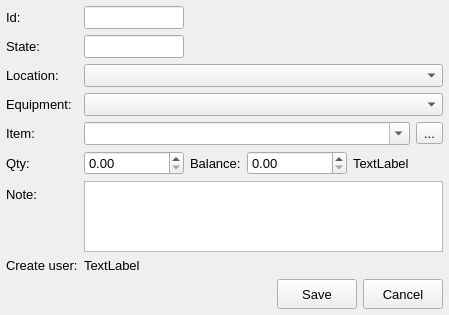
Qt form src/plugins/purchase/views/requesteditwidget.ui (awfeequdng/rubus) before a commit.
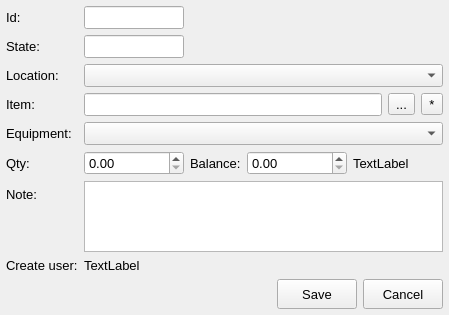
The same form after that commit. Custom widgets are drawn as their Qt base class.

```diff
--- a/src/plugins/purchase/views/requesteditwidget.ui
+++ b/src/plugins/purchase/views/requesteditwidget.ui
@@ -92,19 +92,6 @@
     <widget class="AdvComboBox" name="cmbLocation"/>
    </item>
    <item row="3" column="0">
-    <widget class="QLabel" name="label">
-     <property name="text">
-      <string>Equipment:</string>
-     </property>
-     <property name="buddy">
-      <cstring>cmbEquipment</cstring>
-     </property>
-    </widget>
-   </item>
-   <item row="3" column="1">
-    <widget class="TreeComboBox" name="cmbEquipment"/>
-   </item>
-   <item row="4" column="0">
     <widget class="QLabel" name="label_2">
      <property name="text">
       <string>Item:</string>
@@ -114,11 +101,11 @@
      </property>
     </widget>
    </item>
-   <item row="4" column="1">
+   <item row="3" column="1">
     <layout class="QHBoxLayout" name="horizontalLayout_3">
      <item>
-      <widget class="AdvComboBox" name="cmbItem">
-       <property name="editable">
+      <widget class="QLineEdit" name="edItem">
+       <property name="readOnly">
         <bool>true</bool>
        </property>
       </widget>
@@ -130,8 +117,28 @@
        </property>
       </widget>
      </item>
+     <item>
+      <widget class="QToolButton" name="btnNewItem">
+       <property name="text">
+        <string>*</string>
+       </property>
+      </widget>
+     </item>
     </layout>
    </item>
+   <item row="4" column="0">
+    <widget class="QLabel" name="label">
+     <property name="text">
+      <string>Equipment:</string>
+     </property>
+     <property name="buddy">
+      <cstring>cmbEquipment</cstring>
+     </property>
+    </widget>
+   </item>
+   <item row="4" column="1">
+    <widget class="TreeComboBox" name="cmbEquipment"/>
+   </item>
    <item row="5" column="0">
     <widget class="QLabel" name="label_4">
      <property name="text">
```
Left out of the diff: 3 changed lines with no effect on the pictures.
